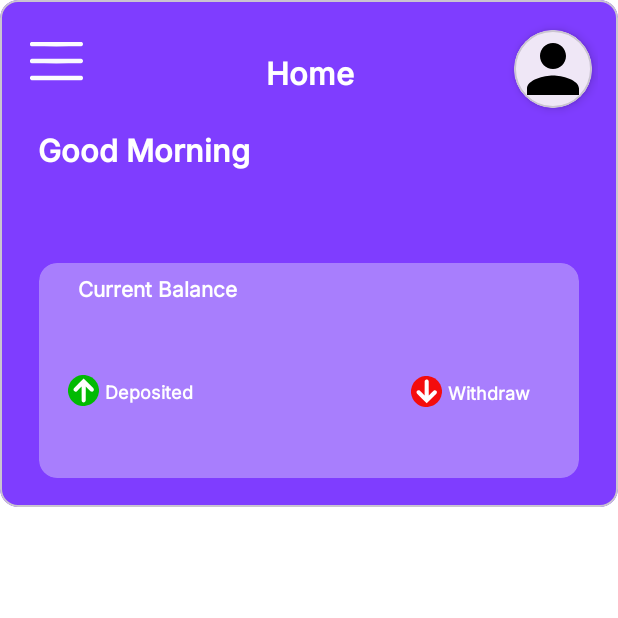
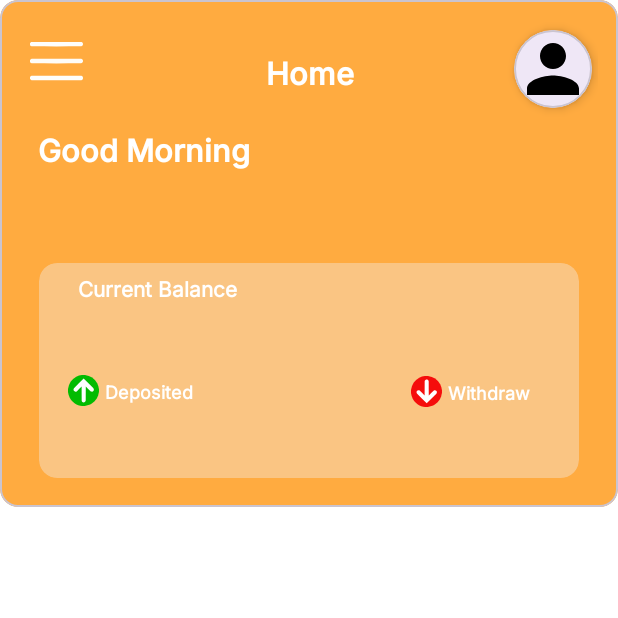
Before and after one commit to zainsh098/FundApp, an Android app: the HomeFragment screen opened through its navigation route, on a phone screen of 412 x 824 dp, the top half of it. Run offline under Robolectric (Android 15) with nearby library versions, the phone set to English and light mode, and no system bars; our stand-ins replace Firebase (no records; nobody signed in at launch, a user with empty details on screens opened directly), sdp/ssp sizes; 1 statement that could not run was skipped.

Commit message:
status bar color changes

```diff
--- a/app/src/main/java/com/example/fundapp/MainActivity.kt
+++ b/app/src/main/java/com/example/fundapp/MainActivity.kt
@@ -14,8 +14,10 @@ class MainActivity : AppCompatActivity() {
 
     override fun onCreate(savedInstanceState: Bundle?) {
         super.onCreate(savedInstanceState)
+
         enableEdgeToEdge()
         setContentView(binding.root)
+        window.statusBarColor = getResources().getColor(R.color.Violet_100,);
         ViewCompat.setOnApplyWindowInsetsListener(findViewById(R.id.main)) { v, insets ->
             val systemBars = insets.getInsets(WindowInsetsCompat.Type.systemBars())
             v.setPadding(systemBars.left, systemBars.top, systemBars.right, systemBars.bottom)
--- a/app/src/main/res/values/colors.xml
+++ b/app/src/main/res/values/colors.xml
@@ -4,7 +4,10 @@
     <color name="white">#FFFFFFFF</color>
 
 
-    <color name="Violet_100">#7F3DFF</color>
+<!--    <color name="Violet_100">#7F3DFF</color>-->
+    <color name="Violet_100">#FFAB40</color>
+
+
     <color name="Violet_20">#F4EEFD</color>
 
     <color name="Light_100">#FFFFFF</color>
--- a/app/src/main/res/values/themes.xml
+++ b/app/src/main/res/values/themes.xml
@@ -2,8 +2,11 @@
     <!-- Base application theme. -->
     <style name="Base.Theme.FundApp" parent="Theme.Material3.DayNight.NoActionBar">
         <!-- Customize your light theme here. -->
-        <!-- <item name="colorPrimary">@color/my_light_primary</item> -->
+
+        <item name="android:statusBarColor">@color/Violet_100</item>
+
     </style>
 
     <style name="Theme.FundApp" parent="Base.Theme.FundApp" />
+
 </resources>
```
